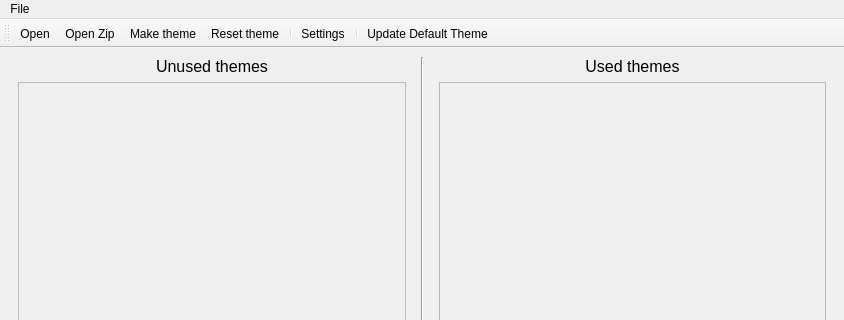
The window that ui/mainwindow.ui (DrLutzi/wakfu-theme-manager) describes before a commit, drawn with Qt 5; both pictures show x 0 to 844 and y 0 to 320 of the 844 by 600 pixel window.
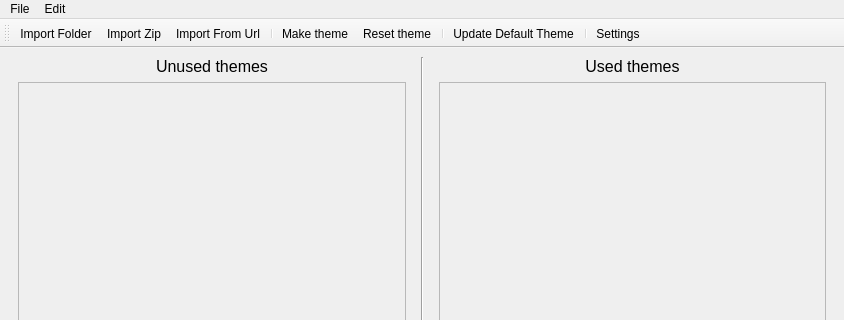
The same window after the commit. Icons and pictures are not drawn.

```diff
--- a/ui/mainwindow.ui
+++ b/ui/mainwindow.ui
@@ -141,6 +141,12 @@
     </property>
     <addaction name="actionOpen"/>
     <addaction name="actionOpen_Zip"/>
+    <addaction name="actionImport_From_Url"/>
+   </widget>
+   <widget class="QMenu" name="menuEdit">
+    <property name="title">
+     <string>Edit</string>
+    </property>
     <addaction name="actionMake_theme"/>
     <addaction name="actionReset"/>
     <addaction name="separator"/>
@@ -149,6 +155,7 @@
     <addaction name="actionDownload"/>
    </widget>
    <addaction name="menuFile"/>
+   <addaction name="menuEdit"/>
   </widget>
   <widget class="QStatusBar" name="statusbar"/>
   <widget class="QToolBar" name="toolBar">
@@ -175,12 +182,14 @@
    </attribute>
    <addaction name="actionOpen"/>
    <addaction name="actionOpen_Zip"/>
+   <addaction name="actionImport_From_Url"/>
+   <addaction name="separator"/>
    <addaction name="actionMake_theme"/>
    <addaction name="actionReset"/>
    <addaction name="separator"/>
-   <addaction name="actionParameters"/>
-   <addaction name="separator"/>
    <addaction name="actionDownload"/>
+   <addaction name="separator"/>
+   <addaction name="actionParameters"/>
   </widget>
   <action name="actionOpen">
    <property name="icon">
@@ -188,7 +197,7 @@
      <normaloff>:/resources/colored/colored/folder-plus.svg</normaloff>:/resources/colored/colored/folder-plus.svg</iconset>
    </property>
    <property name="text">
-    <string>Open</string>
+    <string>Import Folder</string>
    </property>
    <property name="toolTip">
     <string>Open a theme or themes folder.</string>
@@ -272,13 +281,22 @@
      <normaloff>:/resources/colored/colored/file-plus.svg</normaloff>:/resources/colored/colored/file-plus.svg</iconset>
    </property>
    <property name="text">
-    <string>Open Zip</string>
+    <string>Import Zip</string>
    </property>
    <property name="toolTip">
     <string>Open Zip: opens and unzips a .zip file containing a theme.</string>
    </property>
-   <property name="shortcut">
-    <string>Ctrl+I</string>
+  </action>
+  <action name="actionImport_From_Url">
+   <property name="icon">
+    <iconset resource="../resources/icons.qrc">
+     <normaloff>:/resources/colored/colored/link.svg</normaloff>:/resources/colored/colored/link.svg</iconset>
+   </property>
+   <property name="text">
+    <string>Import From Url</string>
+   </property>
+   <property name="toolTip">
+    <string>Import From Url: downloads, extracts and imports a .zip file containing a theme.</string>
    </property>
   </action>
  </widget>
```
Left out of the diff: 14 changed lines with no effect on the pictures.
